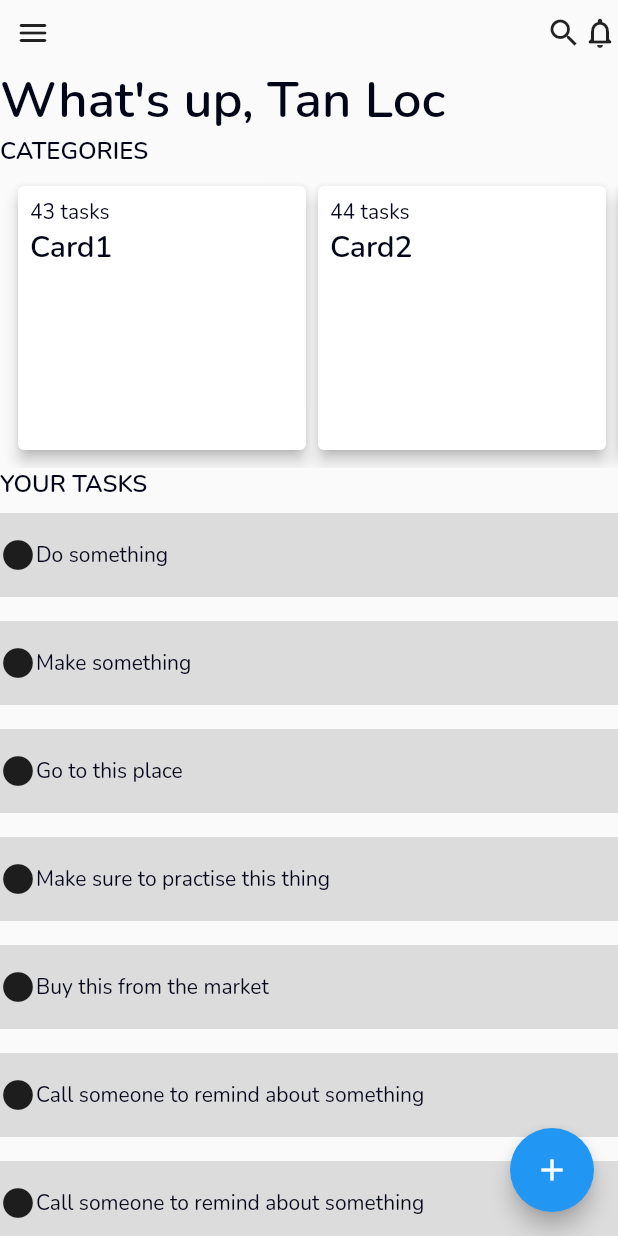
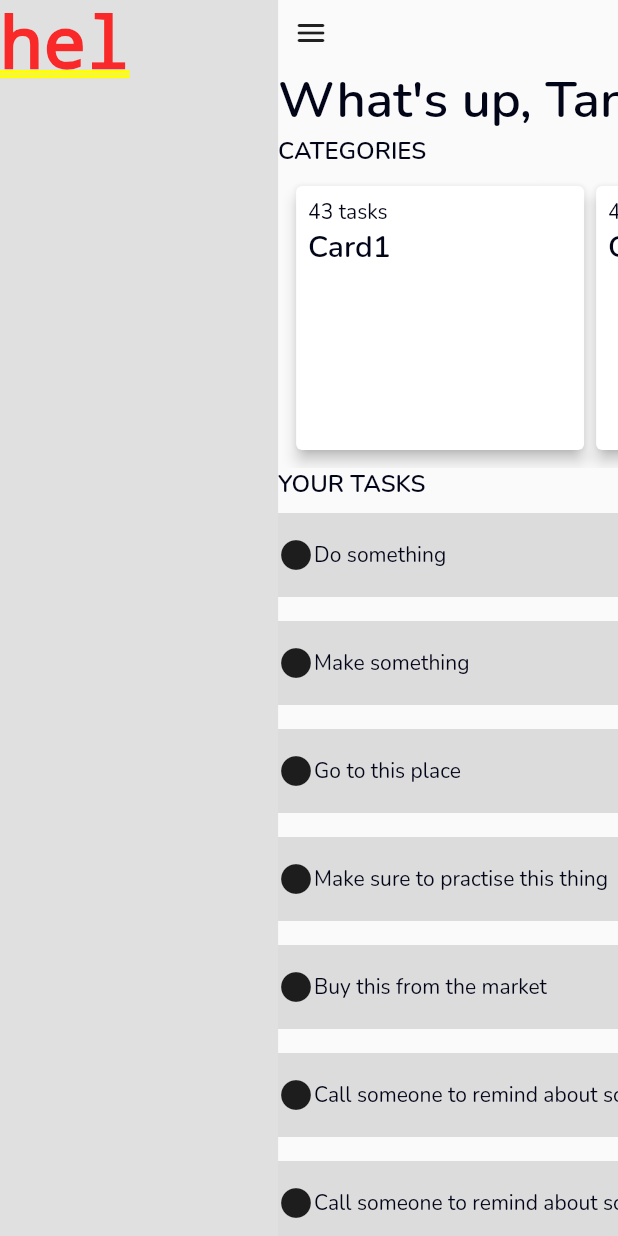
Before and after one commit to locphan2207/flutter-todo-app, a Flutter app: the screen it shows after launch, on a phone screen of 412 x 824 dp. Run offline on Flutter 3.47's test engine with Material 2 defaults, Android fonts, the phone set to English and light mode, and no system bars.

```diff
--- a/lib/home/home_page.dart
+++ b/lib/home/home_page.dart
@@ -1,19 +1,50 @@
+import 'dart:math' as math;
+
 import 'package:flutter/material.dart';
 import 'package:flutter_todo_app/home/task_list.dart';
 import 'package:flutter_todo_app/home/category_carousel.dart';
+import 'package:flutter_todo_app/models/app_model.dart';
 import 'package:flutter_todo_app/shared/app_bar.dart';
+import 'package:provider/provider.dart';
 
 class HomePage extends StatefulWidget {
-  HomePage({Key key}) : super(key: key);
+  final AppModel appModel;
+  HomePage({Key key, this.appModel}) : super(key: key);
 
   @override
   _HomePageState createState() => _HomePageState();
 }
 
-class _HomePageState extends State<HomePage> {
+class _HomePageState extends State<HomePage>
+    with SingleTickerProviderStateMixin {
+  AnimationController _controller;
+  Animation<Offset> _offsetAnimation;
+
+  @override
+  void initState() {
+    print('init');
+    super.initState();
+    _controller =
+        AnimationController(duration: const Duration(seconds: 2), vsync: this)
+          ..repeat();
+    _offsetAnimation = Tween<Offset>(
+            begin: const Offset(0.0, 0.0), end: const Offset(0.5, 0.0))
+        .animate(_controller);
+    print(_offsetAnimation);
+  }
+
+  @override
+  void dispose() {
+    _controller.dispose();
+    super.dispose();
+  }
+
   @override
   Widget build(BuildContext context) {
-    return Scaffold(
+    // var screenSize = MediaQuery.of(context).size;
+
+    return AnimatedBuilder(
+      child: Scaffold(
         body: Center(
           child: Column(
               mainAxisSize: MainAxisSize.max,
@@ -32,6 +63,14 @@ class _HomePageState extends State<HomePage> {
           tooltip: 'Increment',
           child: Icon(Icons.add),
         ),
+      ),
+      animation: _controller,
+      builder: (_, homeWidget) {
+        return SlideTransition(
+          position: _offsetAnimation,
+          child: homeWidget,
+        );
+      },
     );
   }
 }
--- a/lib/main.dart
+++ b/lib/main.dart
@@ -53,8 +53,8 @@ class MyApp extends StatelessWidget {
                 create: (context) => AppModel(),
                 child: Stack(children: [
                   Container(child: Text('hel')),
-                  Consumer<AppModel>(builder: (ctx, appModel, child) {
-                    return Expanded(child: HomePage());
+                  Consumer<AppModel>(builder: (_, appModel, __) {
+                    return HomePage(appModel: appModel);
                   }),
                 ]),
               ))),
```
Lines whose indentation alone changed are shown as unchanged.
